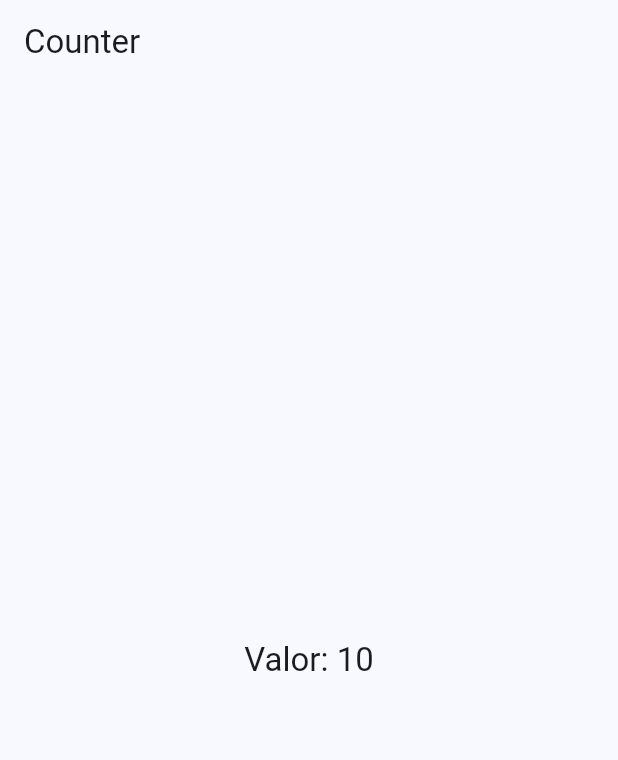
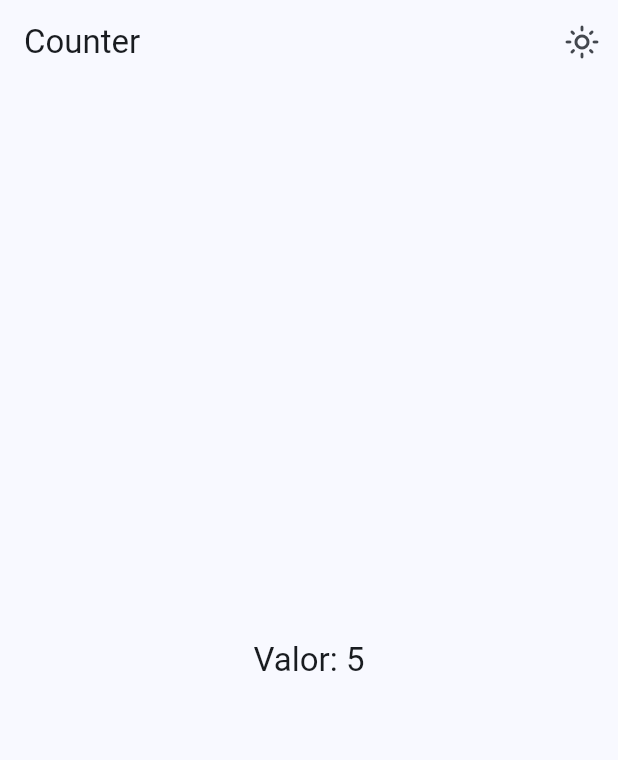
Before and after one commit to vogelFritz/widgets_app, a Flutter app: the CounterScreen screen opened by its route, on a phone screen of 412 x 824 dp. Shown: the top 760 px of the screen. Run offline on Flutter 3.47's test engine with Material 3 defaults, Android fonts, the phone set to English and light mode, and no system bars; our stand-ins replace animate_do, flutter_riverpod, go_router.

Commit message:
antes de state notifier

```diff
--- a/lib/config/router/app_router.dart
+++ b/lib/config/router/app_router.dart
@@ -53,6 +53,11 @@ final appRouter = GoRouter(
       name: CounterScreen.name,
       path: '/counter',
       builder: (context, state) => CounterScreen(),
+    ),
+    GoRoute(
+      name: ThemeChangerScreen.name,
+      path: '/theme_changer',
+      builder: (context, state) => ThemeChangerScreen(),
     )
   ],
 );
--- a/lib/config/theme/app_theme.dart
+++ b/lib/config/theme/app_theme.dart
@@ -14,12 +14,14 @@ const colorList = <Color>[
 
 class AppTheme {
   final int selectedColor;
-  AppTheme({this.selectedColor = 0})
+  final bool isDarkMode;
+  AppTheme({this.isDarkMode = false, this.selectedColor = 0})
       : assert(selectedColor >= 0 && selectedColor < colorList.length,
             'Selected color has to be greater than 0 and less than ${colorList.length}');
 
   ThemeData getTheme() => ThemeData(
-        useMaterial3: true,
-        colorSchemeSeed: colorList[selectedColor],
-      );
+      useMaterial3: true,
+      brightness: isDarkMode ? Brightness.dark : Brightness.light,
+      colorSchemeSeed: colorList[selectedColor],
+      appBarTheme: const AppBarTheme(centerTitle: false));
 }
--- /dev/null
+++ b/lib/presentation/providers/counter_provider.dart
@@ -0,0 +1,3 @@
+import 'package:flutter_riverpod/flutter_riverpod.dart';
+
+final counterProvider = StateProvider((ref) => 5);
--- /dev/null
+++ b/lib/presentation/providers/theme_provider.dart
@@ -0,0 +1,10 @@
+import 'package:flutter_riverpod/flutter_riverpod.dart';
+import 'package:widgets_app/config/theme/app_theme.dart';
+
+final isDarkModeProvider = StateProvider((ref) => false);
+
+// Listado de colores inmutable
+
+final colorListProvider = Provider((ref) => colorList);
+
+final selectedIndexColorProvider = StateProvider((ref) => 0);
--- a/lib/presentation/screens/counter/counter_screen.dart
+++ b/lib/presentation/screens/counter/counter_screen.dart
@@ -1,19 +1,37 @@
 import 'package:flutter/material.dart';
+import 'package:flutter_riverpod/flutter_riverpod.dart';
+import 'package:widgets_app/presentation/providers/counter_provider.dart';
+import 'package:widgets_app/presentation/providers/theme_provider.dart';
 
-class CounterScreen extends StatelessWidget {
+class CounterScreen extends ConsumerWidget {
   static const String name = 'counter';
-  final int contador = 10;
   const CounterScreen({super.key});
 
   @override
-  Widget build(BuildContext context) {
+  Widget build(BuildContext context, WidgetRef ref) {
+    final int clickCounter = ref.watch(counterProvider);
+    final bool isDarkMode = ref.watch(isDarkModeProvider);
     return Scaffold(
-      appBar: AppBar(title: const Text('Counter')),
+      appBar: AppBar(
+        title: const Text('Counter'),
+        actions: [
+          IconButton(
+              onPressed: () {
+                ref.read(isDarkModeProvider.notifier).update((state) => !state);
+              },
+              icon: isDarkMode
+                  ? const Icon(Icons.dark_mode_outlined)
+                  : const Icon(Icons.light_mode_outlined))
+        ],
+      ),
       body: Center(
-          child: Text('Valor: $contador',
+          child: Text('Valor: $clickCounter',
               style: Theme.of(context).textTheme.titleLarge)),
-      floatingActionButton:
-          FloatingActionButton(onPressed: () {}, child: const Icon(Icons.add)),
+      floatingActionButton: FloatingActionButton(
+          onPressed: () {
+            ref.read(counterProvider.notifier).state++;
+          },
+          child: const Icon(Icons.add)),
     );
   }
 }
--- a/pubspec.yaml
+++ b/pubspec.yaml
@@ -10,6 +10,7 @@ dependencies:
   animate_do: ^3.1.2
   flutter:
     sdk: flutter
+  flutter_riverpod: ^2.4.9
   go_router: ^12.1.3
 
 dev_dependencies:
```
Also changed, not shown: lib/config/menu/menu_items.dart (+6 -1 lines), lib/main.dart (+9 -4 lines), lib/presentation/screens/screens.dart (+5 -4 lines), lib/presentation/screens/theme_changer/theme_changer_screen.dart (added, +56 -0 lines), pubspec.lock.
